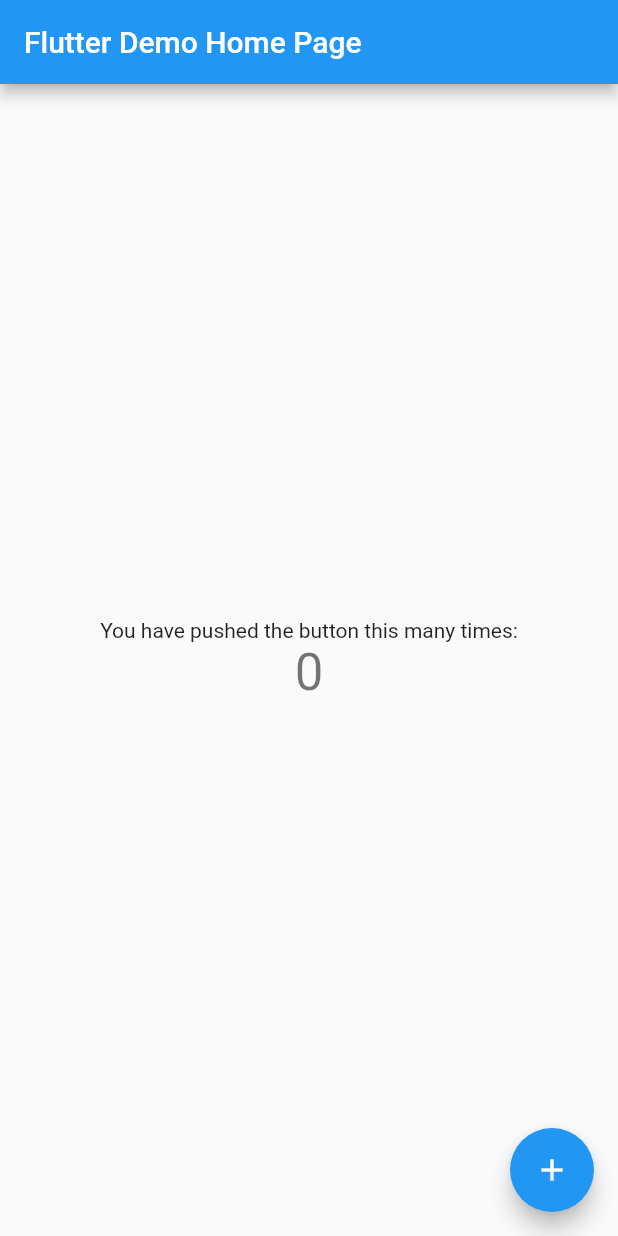
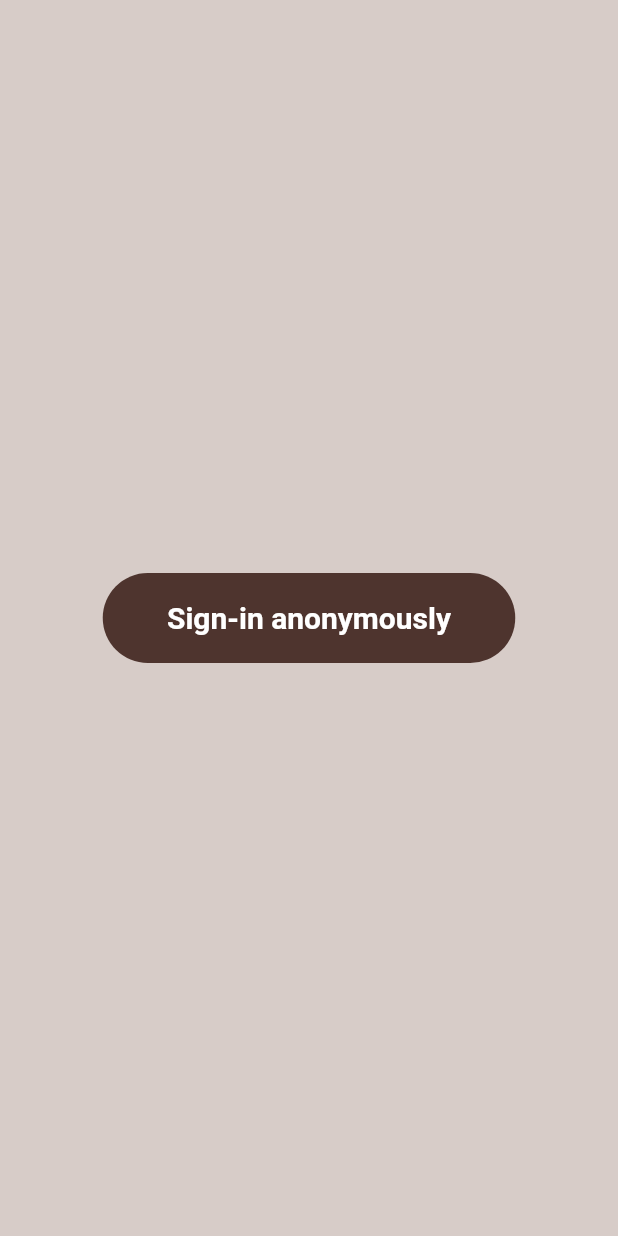
Before and after one commit to IshitaArora-246/crave-Coffee, a Flutter app: the screen it shows after launch, on a phone screen of 412 x 824 dp. Run offline on Flutter 3.47's test engine with Material 2 defaults, Android fonts, the phone set to English and light mode, and no system bars; our stand-ins replace cloud_firestore, firebase_auth, firebase_core; accounts and stored records are empty.

Commit message:
Anonymous Login complete

```diff
--- a/lib/main.dart
+++ b/lib/main.dart
@@ -1,6 +1,12 @@
+import 'package:crave_coffee/screens/wrapper.dart';
 import 'package:flutter/material.dart';
+import 'package:firebase_auth/firebase_auth.dart';
+import 'package:cloud_firestore/cloud_firestore.dart';
+import 'package:firebase_core/firebase_core.dart';
 
-void main() {
+void main() async {
+  WidgetsFlutterBinding.ensureInitialized();
+  await Firebase.initializeApp();
   runApp(MyApp());
 }
 
@@ -9,105 +15,8 @@
   @override
   Widget build(BuildContext context) {
     return MaterialApp(
-      title: 'Flutter Demo',
-      theme: ThemeData(
-        // This is the theme of your application.
-        //
-        // Try running your application with "flutter run". You'll see the
-        // application has a blue toolbar. Then, without quitting the app, try
-        // changing the primarySwatch below to Colors.green and then invoke
-        // "hot reload" (press "r" in the console where you ran "flutter run",
-        // or simply save your changes to "hot reload" in a Flutter IDE).
-        // Notice that the counter didn't reset back to zero; the application
-        // is not restarted.
-        primarySwatch: Colors.blue,
-      ),
-      home: MyHomePage(title: 'Flutter Demo Home Page'),
+      debugShowCheckedModeBanner: false,
+      home: Wrapper(),
     );
   }
 }
-
-class MyHomePage extends StatefulWidget {
-  MyHomePage({Key key, this.title}) : super(key: key);
-
-  // This widget is the home page of your application. It is stateful, meaning
-  // that it has a State object (defined below) that contains fields that affect
-  // how it looks.
-
-  // This class is the configuration for the state. It holds the values (in this
-  // case the title) provided by the parent (in this case the App widget) and
-  // used by the build method of the State. Fields in a Widget subclass are
-  // always marked "final".
-
-  final String title;
-
-  @override
-  _MyHomePageState createState() => _MyHomePageState();
-}
-
-class _MyHomePageState extends State<MyHomePage> {
-  int _counter = 0;
-
-  void _incrementCounter() {
-    setState(() {
-      // This call to setState tells the Flutter framework that something has
-      // changed in this State, which causes it to rerun the build method below
-      // so that the display can reflect the updated values. If we changed
-      // _counter without calling setState(), then the build method would not be
-      // called again, and so nothing would appear to happen.
-      _counter++;
-    });
-  }
-
-  @override
-  Widget build(BuildContext context) {
-    // This method is rerun every time setState is called, for instance as done
-    // by the _incrementCounter method above.
-    //
-    // The Flutter framework has been optimized to make rerunning build methods
-    // fast, so that you can just rebuild anything that needs updating rather
-    // than having to individually change instances of widgets.
-    return Scaffold(
-      appBar: AppBar(
-        // Here we take the value from the MyHomePage object that was created by
-        // the App.build method, and use it to set our appbar title.
-        title: Text(widget.title),
-      ),
-      body: Center(
-        // Center is a layout widget. It takes a single child and positions it
-        // in the middle of the parent.
-        child: Column(
-          // Column is also a layout widget. It takes a list of children and
-          // arranges them vertically. By default, it sizes itself to fit its
-          // children horizontally, and tries to be as tall as its parent.
-          //
-          // Invoke "debug painting" (press "p" in the console, choose the
-          // "Toggle Debug Paint" action from the Flutter Inspector in Android
-          // Studio, or the "Toggle Debug Paint" command in Visual Studio Code)
-          // to see the wireframe for each widget.
-          //
-          // Column has various properties to control how it sizes itself and
-          // how it positions its children. Here we use mainAxisAlignment to
-          // center the children vertically; the main axis here is the vertical
-          // axis because Columns are vertical (the cross axis would be
-          // horizontal).
-          mainAxisAlignment: MainAxisAlignment.center,
-          children: <Widget>[
-            Text(
-              'You have pushed the button this many times:',
-            ),
-            Text(
-              '$_counter',
-              style: Theme.of(context).textTheme.headline4,
-            ),
-          ],
-        ),
-      ),
-      floatingActionButton: FloatingActionButton(
-        onPressed: _incrementCounter,
-        tooltip: 'Increment',
-        child: Icon(Icons.add),
-      ), // This trailing comma makes auto-formatting nicer for build methods.
-    );
-  }
-}
--- /dev/null
+++ b/lib/models/user.dart
@@ -0,0 +1,7 @@
+class User1{
+  final String uid;
+
+//Constructor
+  User1({this.uid});
+
+}
--- /dev/null
+++ b/lib/screens/authenticate/authenticate.dart
@@ -0,0 +1,18 @@
+import 'package:crave_coffee/screens/authenticate/sign-in.dart';
+import 'package:flutter/material.dart';
+
+class Authenticate extends StatefulWidget {
+  Authenticate({Key key}) : super(key: key);
+
+  @override
+  _AuthenticateState createState() => _AuthenticateState();
+}
+
+class _AuthenticateState extends State<Authenticate> {
+  @override
+  Widget build(BuildContext context) {
+    return Container(
+      child: SignIn(),
+    );
+  }
+}
--- /dev/null
+++ b/lib/screens/authenticate/sign-in.dart
@@ -0,0 +1,55 @@
+import 'package:crave_coffee/services/auth.dart';
+import 'package:flutter/material.dart';
+
+class SignIn extends StatefulWidget {
+  SignIn({Key key}) : super(key: key);
+
+  @override
+  _SignInState createState() => _SignInState();
+}
+
+class _SignInState extends State<SignIn> {
+  final AuthService _auth = AuthService();
+  @override
+  Widget build(BuildContext context) {
+    return Scaffold(
+      backgroundColor: Colors.brown[100],
+      body: Container(
+        padding: EdgeInsets.symmetric(horizontal: 50, vertical: 20),
+        child: Column(
+          mainAxisAlignment: MainAxisAlignment.center,
+          children: [
+            Center(
+              child: InkWell(
+                onTap: () async {
+                  dynamic result = await _auth.signInAnon();
+                  if (result == null) {
+                    print("Error signing in");
+                  } else {
+                    print("Signed in");
+                    print(result);
+                  }
+                },
+                child: Container(
+                  height: 60,
+                  width: 275,
+                  decoration: BoxDecoration(
+                      color: Colors.brown[800],
+                      borderRadius: BorderRadius.circular(35)),
+                  child: Center(
+                    child: Text("Sign-in anonymously",
+                        textAlign: TextAlign.center,
+                        style: TextStyle(
+                            color: Colors.white,
+                            fontSize: 20,
+                            fontWeight: FontWeight.bold)),
+                  ),
+                ),
+              ),
+            )
+          ],
+        ),
+      ),
+    );
+  }
+}
--- /dev/null
+++ b/lib/screens/wrapper.dart
@@ -0,0 +1,12 @@
+import 'package:crave_coffee/screens/authenticate/authenticate.dart';
+// import 'package:crave_coffee/screens/home/home.dart';
+import 'package:flutter/material.dart';
+
+class Wrapper extends StatelessWidget {
+  const Wrapper({Key key}) : super(key: key);
+
+  @override
+  Widget build(BuildContext context) {
+    return Authenticate();
+  }
+}
```
Also changed, not shown: lib/screens/home/home.dart (added, +12 -0 lines), lib/services/auth.dart (added, +31 -0 lines), pubspec.yaml (+5 -4 lines), pubspec.lock, 3 other files.
